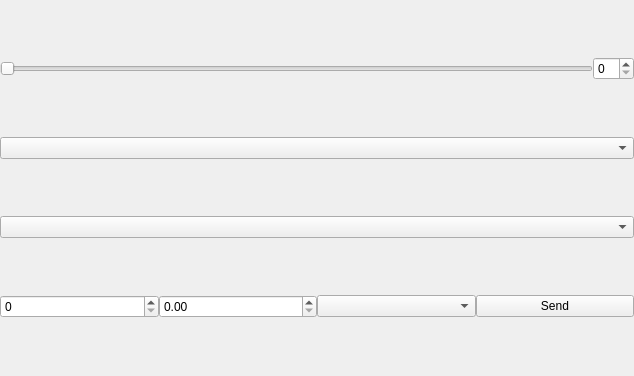
The window that SettingWidgets/midicommandselectsettingwidget.ui (oVooVo/FancyMidi) describes before a commit, drawn with Qt 5.
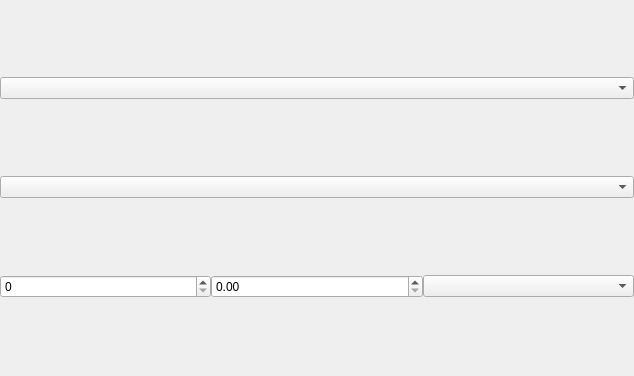
The same window after the commit.

Commit message: There are now Data and Triggered Ports that cannot be connected. Data ports push and pull datas. Some new nodes.

```diff
--- a/SettingWidgets/midicommandselectsettingwidget.ui
+++ b/SettingWidgets/midicommandselectsettingwidget.ui
@@ -21,18 +21,7 @@
     <number>0</number>
    </property>
    <item>
-    <layout class="QHBoxLayout" name="horizontalLayout_2">
-     <item>
-      <widget class="QSlider" name="channelSlider">
-       <property name="orientation">
-        <enum>Qt::Horizontal</enum>
-       </property>
-      </widget>
-     </item>
-     <item>
-      <widget class="QSpinBox" name="spinBox_2"/>
-     </item>
-    </layout>
+    <layout class="QHBoxLayout" name="horizontalLayout_2"/>
    </item>
    <item>
     <widget class="QComboBox" name="category"/>
@@ -51,13 +40,6 @@
      <item>
       <widget class="QComboBox" name="comboBox"/>
      </item>
-     <item>
-      <widget class="QPushButton" name="pushButton">
-       <property name="text">
-        <string>Send</string>
-       </property>
-      </widget>
-     </item>
     </layout>
    </item>
   </layout>
```
Left out of the diff: 35 changed lines with no effect on the pictures. The commit also changes 46 other files.
